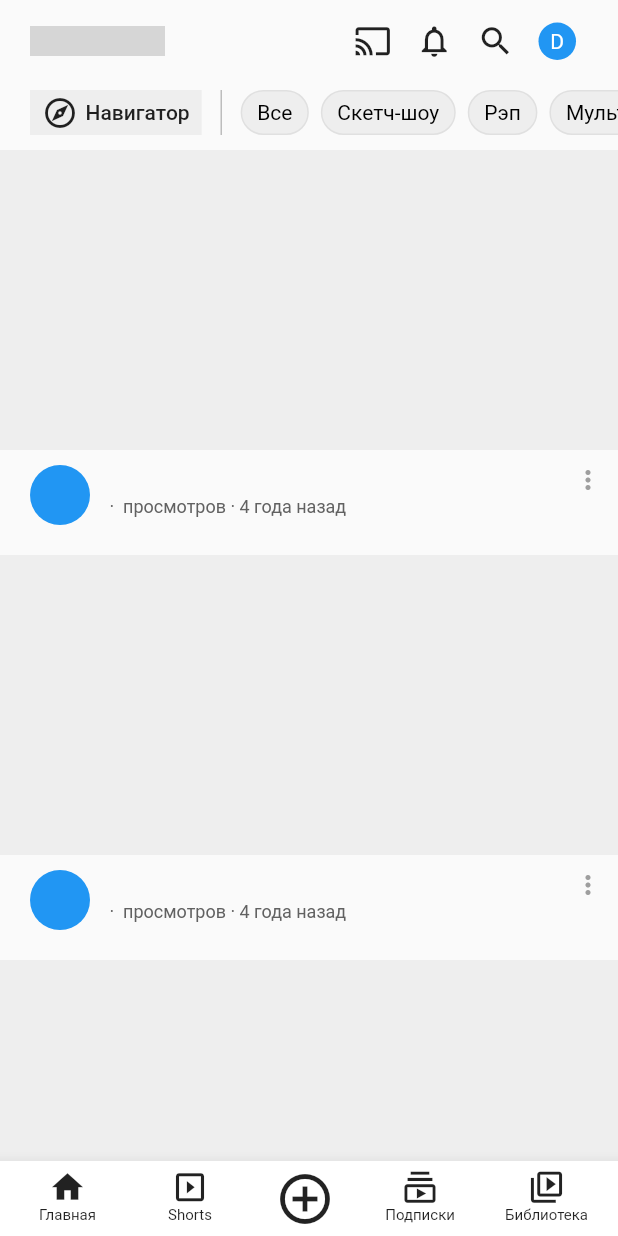
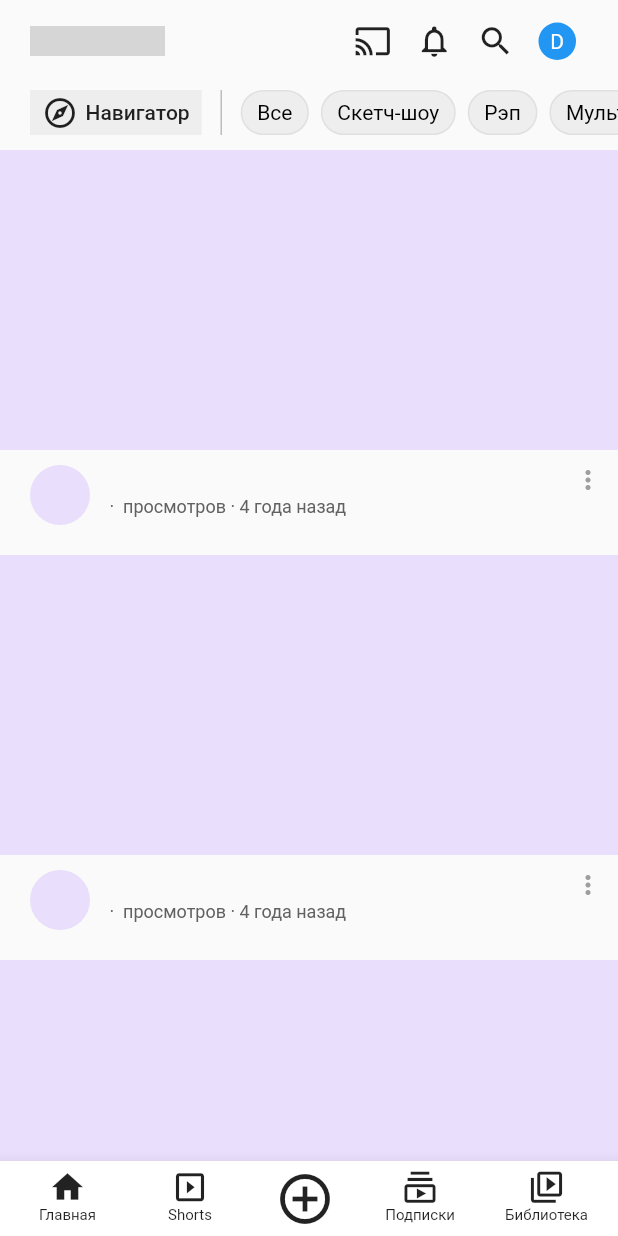
Before and after one commit to tsymbaliuk7/flutter-frontend, a Flutter app: the screen it shows after launch, on a phone screen of 412 x 824 dp. Run offline on Flutter 3.47's test engine with Material 2 defaults, Android fonts, the phone set to English and light mode, and no system bars; our stand-ins replace flutter_svg, shared_preferences; network calls fail; grey boxes are pictures that could not be loaded.

Commit message:
added animation

```diff
--- a/youtube/lib/screens/home.dart
+++ b/youtube/lib/screens/home.dart
@@ -22,6 +22,7 @@ class _HomePageState extends State<HomePage> {
   final List<GreyButton> buttonList = const <GreyButton>[GreyButton(text: 'Все'), GreyButton(text: 'Скетч-шоу'), GreyButton(text: 'Рэп'), GreyButton(text: 'Мультфильмы'), GreyButton(text: 'Футбол')];
   late List<Future<VideoModel>> modelsList;
 
+
   @override
   void initState(){
     super.initState();
@@ -31,8 +32,6 @@ class _HomePageState extends State<HomePage> {
       fetchJsonData(3, 'http://i3.ytimg.com/vi/xhbLwKQvIpw/maxresdefault.jpg'),
       fetchJsonData(4, 'http://i3.ytimg.com/vi/zw1V5T6q048/maxresdefault.jpg'),
       fetchJsonData(5, 'http://i3.ytimg.com/vi/ocxDfVk32Bs/maxresdefault.jpg'),
-      fetchJsonData(6, 'http://i3.ytimg.com/vi/pTJJsmejUOQ/maxresdefault.jpg'),
-      fetchJsonData(7, 'http://i3.ytimg.com/vi/1gDhl4leEzA/maxresdefault.jpg'),
     ];
   }
 
--- a/youtube/lib/widgets/video.dart
+++ b/youtube/lib/widgets/video.dart
@@ -1,25 +1,69 @@
+import 'dart:math';
+
+import 'package:flutter/animation.dart';
 import 'package:flutter/cupertino.dart';
 import 'package:flutter/material.dart';
+import 'package:flutter/widgets.dart';
 import 'package:provider/provider.dart';
 import 'package:youtube/models/theme_model.dart';
 import 'package:youtube/screens/single_video.dart';
 import 'package:youtube/models/video_model.dart';
 
-class YoutubeVideo extends StatelessWidget {
+class YoutubeVideo extends StatefulWidget {
   final Future<VideoModel> videoModel;
   final Function addFunction;
 
   const YoutubeVideo({Key? key, required this.videoModel, required this.addFunction}) : super(key: key);
 
   @override
+  State<YoutubeVideo> createState() => _YoutubeVideoState();
+}
+
+
+
+class _YoutubeVideoState extends State<YoutubeVideo> with TickerProviderStateMixin {
+  final _random = Random();
+
+
+  late AnimationController controller;
+  late Animation<double> curve;
+
+
+  List<Curve> curves = [Curves.easeIn, Curves.easeInExpo, Curves.bounceIn, Curves.easeOutExpo, Curves.slowMiddle, Curves.linear, Curves.ease];
+
+
+
+  @override
+  void initState() {
+    super.initState();
+    controller = AnimationController(duration: const Duration(seconds: 2), vsync: this);
+    curve = CurvedAnimation(parent: controller, curve: curves[_random.nextInt(curves.length)])
+            ..addStatusListener((status) {
+                if (status == AnimationStatus.completed) {
+                  controller.reverse();
+                } else if (status == AnimationStatus.dismissed) {
+                  controller.forward();
+                }
+              });
+    controller.forward();
+  }
+
+
+  @override
+  void dispose() {
+    controller.dispose();
+    super.dispose();
+  }
+
+  @override
   Widget build(BuildContext context) {
     return FutureBuilder<VideoModel>(
-      future: videoModel,
+      future: widget.videoModel,
       builder: (BuildContext context, AsyncSnapshot<VideoModel> snapshot){
         if(snapshot.hasData){
           return GestureDetector(
             onTap:  () {
-              addFunction(snapshot.data ?? const VideoModel.empty());
+              widget.addFunction(snapshot.data ?? const VideoModel.empty());
               Navigator.push(
                 context,
                 MaterialPageRoute(builder: (context) => SingleVideo(videoModel: snapshot.data ?? const VideoModel.empty())));
@@ -116,7 +160,32 @@ class YoutubeVideo extends StatelessWidget {
           );
         }
         else{
-          return Container(
+          return AnimatedPlaceholder(animation: curve, color: Color.fromRGBO(
+        _random.nextInt(256),
+        _random.nextInt(256),
+        _random.nextInt(256),
+        1,
+      ));
+        }
+      }
+    );
+  }
+}
+
+
+
+class AnimatedPlaceholder extends AnimatedWidget{
+
+  final ColorTween _colorTween;
+
+  AnimatedPlaceholder({Key? key, required Animation<double> animation, required Color color}) : _colorTween = ColorTween(begin: Colors.white, end: color), super(key: key, listenable: animation);
+
+
+
+  @override
+  Widget build(BuildContext context) {
+    final animation = listenable as Animation<double>;
+    return Container(
                       margin: const EdgeInsets.only(bottom: 20),
                       child: Column(
                         children: [
@@ -126,7 +195,7 @@ class YoutubeVideo extends StatelessWidget {
                                 Expanded(child:
                                 Stack(children: [
                                   Container(
-                                    color: Colors.grey[200],
+                                    color: _colorTween.evaluate(animation),
                                     height: 200,
                                   ),
                                   Positioned(child:
@@ -152,7 +221,7 @@ class YoutubeVideo extends StatelessWidget {
                                   margin: const EdgeInsets.only(right: 10),
                                   decoration: BoxDecoration(
                                     borderRadius: BorderRadius.circular(40),
-                                    color: Colors.blue
+                                    color: _colorTween.evaluate(animation)
                                   ),
                                 ),
 
@@ -193,11 +262,8 @@ class YoutubeVideo extends StatelessWidget {
                             ),
                           )
 
-                        ],
-                      )
-            );
-        }
-      }
+           ],
+        )
     );
   }
 }
--- a/youtube/lib/widgets/watched_video.dart
+++ b/youtube/lib/widgets/watched_video.dart
@@ -1,7 +1,6 @@
 import 'package:flutter/cupertino.dart';
 import 'package:flutter/material.dart';
 import 'package:provider/provider.dart';
-import 'package:youtube/models/liked.dart';
 import 'package:youtube/models/theme_model.dart';
 import 'package:youtube/models/video_model.dart';
 
```
Also changed, not shown: youtube/lib/screens/single_video.dart (+62 -7 lines).
